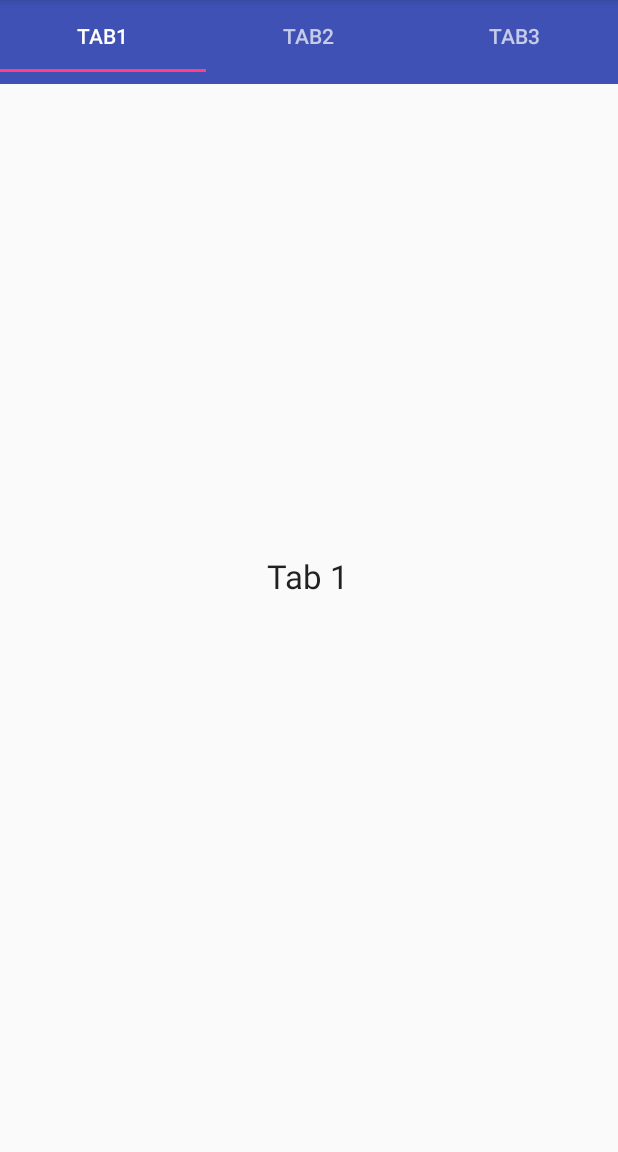
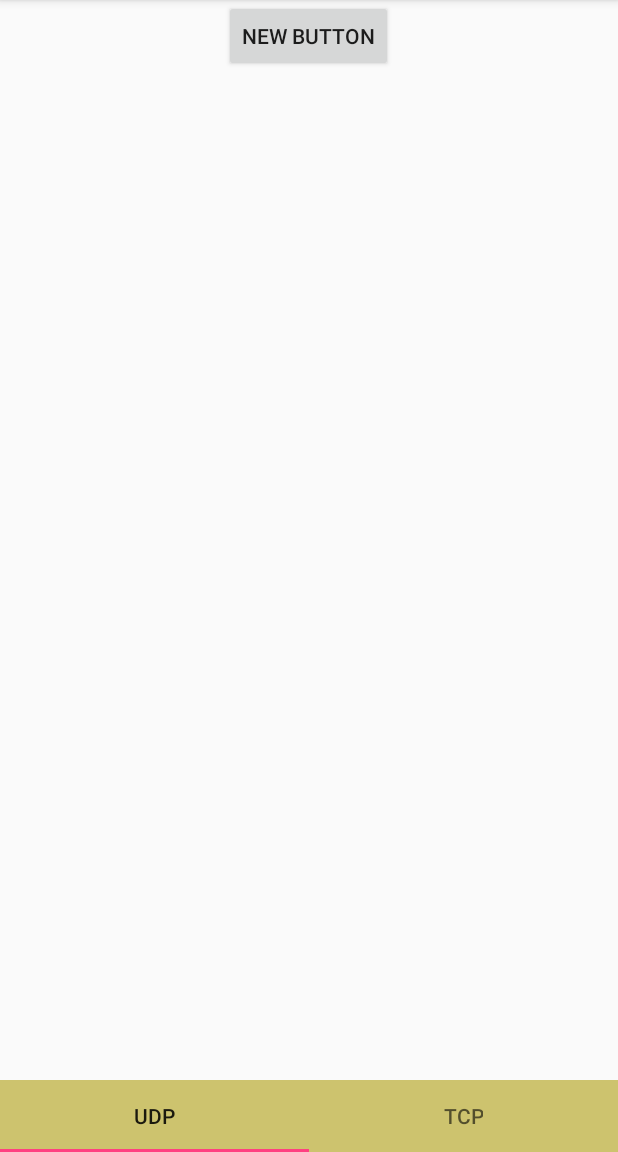
Before and after one commit to Liellison/ProjetoTalkRedes, an Android app: the screen it shows after launch (MainActivity), on a phone screen of 412 x 824 dp, the part 84-1236 px from its top. Run offline under Robolectric (Android 15) with nearby library versions, the phone set to English and light mode, and no system bars.

Commit message:
Versao 0.0.3.1 As tabs estao funcionando agora, porem ainda nao tem nada imprementado ainda

```diff
--- a/app/src/main/java/com/liellison/projetotalkredes/Tab2.java
+++ b/app/src/main/java/com/liellison/projetotalkredes/Fragment1.java
@@ -1,19 +1,23 @@
 package com.liellison.projetotalkredes;
 
+/**
+ * Created by liellison on 22/09/16.
+ */
+
 import android.os.Bundle;
+import android.support.annotation.Nullable;
 import android.support.v4.app.Fragment;
 import android.view.LayoutInflater;
 import android.view.View;
 import android.view.ViewGroup;
 
 /**
- * Created by liellison on 22/09/16.
+ * Created by filip on 8/21/2015.
  */
-
-public class Tab2 extends Fragment {
-
+public class Fragment1 extends Fragment {
+    @Nullable
     @Override
     public View onCreateView(LayoutInflater inflater, ViewGroup container, Bundle savedInstanceState) {
-        return inflater.inflate(R.layout.tab2, container, false);
+        return  inflater.inflate(R.layout.frag1,container,false);
     }
 }
--- a/app/src/main/java/com/liellison/projetotalkredes/Tab3.java
+++ b/app/src/main/java/com/liellison/projetotalkredes/Fragment2.java
@@ -1,19 +1,23 @@
 package com.liellison.projetotalkredes;
 
+/**
+ * Created by liellison on 22/09/16.
+ */
+
 import android.os.Bundle;
+import android.support.annotation.Nullable;
 import android.support.v4.app.Fragment;
 import android.view.LayoutInflater;
 import android.view.View;
 import android.view.ViewGroup;
 
 /**
- * Created by liellison on 22/09/16.
+ * Created by filip on 8/21/2015.
  */
-
-public class Tab3 extends Fragment {
-
+public class Fragment2 extends Fragment {
+    @Nullable
     @Override
     public View onCreateView(LayoutInflater inflater, ViewGroup container, Bundle savedInstanceState) {
-        return inflater.inflate(R.layout.tab3, container, false);
+        return  inflater.inflate(R.layout.frag2,container,false);
     }
 }
--- a/app/src/main/java/com/liellison/projetotalkredes/MainActivity.java
+++ b/app/src/main/java/com/liellison/projetotalkredes/MainActivity.java
@@ -1,50 +1,32 @@
 package com.liellison.projetotalkredes;
 
+import android.content.Context;
+import android.os.Bundle;
 import android.support.design.widget.TabLayout;
+import android.support.v4.app.Fragment;
+import android.support.v4.app.FragmentManager;
+import android.support.v4.app.FragmentPagerAdapter;
 import android.support.v4.view.ViewPager;
 import android.support.v7.app.AppCompatActivity;
-import android.os.Bundle;
-import android.support.v7.widget.Toolbar;
 
-public class MainActivity extends AppCompatActivity implements TabLayout.OnTabSelectedListener{
+public class MainActivity extends AppCompatActivity {
 
-    //This is our tablayout
-    private TabLayout tabLayout;
+    TabLayout tabLayout;
+    ViewPager viewPager;
 
-    //This is our viewPager
-    private ViewPager viewPager;
 
     @Override
     protected void onCreate(Bundle savedInstanceState) {
         super.onCreate(savedInstanceState);
         setContentView(R.layout.activity_main);
 
-        //Adding toolbar to the activity
-        Toolbar toolbar = (Toolbar) findViewById(R.id.toolbar);
-        setSupportActionBar(toolbar);
+        viewPager = (ViewPager) findViewById(R.id.viewPager);
+        viewPager.setAdapter(new CustomAdapter(getSupportFragmentManager(),getApplicationContext()));
 
-        //Initializing the tablayout
         tabLayout = (TabLayout) findViewById(R.id.tabLayout);
+        tabLayout.setupWithViewPager(viewPager);
 
-        //Adding the tabs using addTab() method
-        tabLayout.addTab(tabLayout.newTab().setText("Tab1"));
-        tabLayout.addTab(tabLayout.newTab().setText("Tab2"));
-        tabLayout.addTab(tabLayout.newTab().setText("Tab3"));
-        tabLayout.setTabGravity(TabLayout.GRAVITY_FILL);
-
-        //Initializing viewPager
-        viewPager = (ViewPager) findViewById(R.id.pager);
-
-        //Creating our pager adapter
-        Pager adapter = new Pager(getSupportFragmentManager(), tabLayout.getTabCount());
-
-        //Adding adapter to pager
-        viewPager.setAdapter(adapter);
-
-        //Adding onTabSelectedListener to swipe views
-        tabLayout.setOnTabSelectedListener(this);
-    }
-
+        tabLayout.setOnTabSelectedListener(new TabLayout.OnTabSelectedListener() {
             @Override
             public void onTabSelected(TabLayout.Tab tab) {
                 viewPager.setCurrentItem(tab.getPosition());
@@ -52,11 +34,46 @@ public class MainActivity extends AppCompatActivity implements TabLayout.OnTabSe
 
             @Override
             public void onTabUnselected(TabLayout.Tab tab) {
-
+                viewPager.setCurrentItem(tab.getPosition());
             }
 
             @Override
             public void onTabReselected(TabLayout.Tab tab) {
+                viewPager.setCurrentItem(tab.getPosition());
+            }
+        });
 
     }
+
+
+    private class CustomAdapter extends FragmentPagerAdapter {
+
+        private String fragments [] = {"UDP","TCP"};
+
+        public CustomAdapter(FragmentManager supportFragmentManager, Context applicationContext) {
+            super(supportFragmentManager);
         }
+
+        @Override
+        public Fragment getItem(int position) {
+            switch (position){
+                case 0:
+                    return new Fragment1();
+                case 1:
+                    return new Fragment2();
+                default:
+                    return null;
+            }
+        }
+
+        @Override
+        public int getCount() {
+            return fragments.length;
+        }
+
+        @Override
+        public CharSequence getPageTitle(int position) {
+            return fragments[position];
+        }
+    }
+}
--- a/app/src/main/java/com/liellison/projetotalkredes/Pager.java
+++ /dev/null
@@ -1,44 +0,0 @@
-package com.liellison.projetotalkredes;
-
-import android.support.v4.app.Fragment;
-import android.support.v4.app.FragmentManager;
-import android.support.v4.app.FragmentStatePagerAdapter;
-
-/**
- * Created by liellison on 22/09/16.
- */
-
-public class Pager extends FragmentStatePagerAdapter {
-
-    //integer to count number of tabs
-    int tabCount;
-
-    //Constructor to the class
-    public Pager(FragmentManager fm, int tabCount) {
-        super(fm);
-        //Initializing tab count
-        this.tabCount= tabCount;
-    }
-
-    //Overriding method getItem
-    @Override
-    public Fragment getItem(int position) {
-        //Returning the current tabs
-        switch (position) {
-            case 0:Tab1 tab1 = new Tab1();
-                return tab1;
-            case 1:Tab2 tab2 = new Tab2();
-                return tab2;
-            case 2:Tab3 tab3 = new Tab3();
-                return tab3;
-            default:
-                return null;
-        }
-    }
-
-    //Overriden method getCount to get the number of tabs
-    @Override
-    public int getCount() {
-        return tabCount;
-    }
-}
--- a/app/src/main/java/com/liellison/projetotalkredes/Tab1.java
+++ /dev/null
@@ -1,23 +0,0 @@
-package com.liellison.projetotalkredes;
-
-import android.os.Bundle;
-import android.support.v4.app.Fragment;
-import android.view.LayoutInflater;
-import android.view.View;
-import android.view.ViewGroup;
-
-/**
- * Created by liellison on 22/09/16.
- */
-
-public class Tab1 extends Fragment {
-
-    //Overriden method onCreateView
-    @Override
-    public View onCreateView(LayoutInflater inflater, ViewGroup container, Bundle savedInstanceState) {
-
-        //Returning the layout file after inflating
-        //Change R.layout.tab1 in you classes
-        return inflater.inflate(R.layout.tab1, container, false);
-    }
-}
--- a/app/src/main/res/layout/activity_main.xml
+++ b/app/src/main/res/layout/activity_main.xml
@@ -1,27 +1,28 @@
 <?xml version="1.0" encoding="utf-8"?>
 <RelativeLayout xmlns:android="http://schemas.android.com/apk/res/android"
-    android:orientation="vertical" android:layout_width="match_parent"
-    android:layout_height="match_parent">
+    xmlns:app="http://schemas.android.com/apk/res-auto"
+    android:layout_width="match_parent"
+    android:layout_height="match_parent"
+    android:orientation="vertical">
 
-    <android.support.v7.widget.Toolbar
-        android:id="@+id/toolbar"
+
+    <android.support.v4.view.ViewPager
+        android:layout_width="wrap_content"
+        android:layout_height="wrap_content"
+        android:id="@+id/viewPager"
+        android:layout_alignParentBottom="true"
+        android:layout_alignParentLeft="true"
+        android:layout_alignParentStart="true"
+        android:layout_marginBottom="58dp" />
+
+    <android.support.design.widget.TabLayout
         android:layout_width="match_parent"
         android:layout_height="wrap_content"
-        android:background="?attr/colorPrimary"
-        android:minHeight="?attr/actionBarSize"
-        android:theme="@style/ThemeOverlay.AppCompat.Dark.ActionBar"
-        />
-
-    <android.support.design.widget.TabLayout
         android:id="@+id/tabLayout"
-        android:layout_width="match_parent"
-        android:layout_height="wrap_content"
-        android:background="?attr/colorPrimary"
-        android:minHeight="?attr/actionBarSize"
-        android:theme="@style/ThemeOverlay.AppCompat.Dark.ActionBar"/>
-
-    <android.support.v4.view.ViewPager
-        android:id="@+id/pager"
-        android:layout_width="match_parent"
-        android:layout_height="fill_parent"/>
+        android:background="#cdc36e"
+        app:tabMode="fixed"
+        app:tabGravity="fill"
+        android:layout_alignParentBottom="true"
+        android:layout_alignParentLeft="true"
+        android:layout_alignParentStart="true" />
 </RelativeLayout>
--- /dev/null
+++ b/app/src/main/res/layout/frag1.xml
@@ -0,0 +1,12 @@
+<?xml version="1.0" encoding="utf-8"?>
+<LinearLayout xmlns:android="http://schemas.android.com/apk/res/android"
+    android:orientation="vertical" android:layout_width="match_parent"
+    android:layout_height="match_parent">
+
+    <Button
+        android:layout_width="wrap_content"
+        android:layout_height="wrap_content"
+        android:text="New Button"
+        android:id="@+id/button"
+        android:layout_gravity="center_horizontal" />
+</LinearLayout>
--- a/app/src/main/res/layout/tab1.xml
+++ /dev/null
@@ -1,15 +0,0 @@
-<?xml version="1.0" encoding="utf-8"?>
-<RelativeLayout xmlns:android="http://schemas.android.com/apk/res/android"
-    android:layout_width="match_parent"
-    android:layout_height="match_parent"
-    android:orientation="vertical">
-
-    <TextView
-        android:id="@+id/textView"
-        android:layout_width="wrap_content"
-        android:layout_height="wrap_content"
-        android:layout_centerInParent="true"
-        android:text="Tab 1"
-        android:textAppearance="?android:attr/textAppearanceLarge"/>
-
-</RelativeLayout>
--- a/app/src/main/res/values/strings.xml
+++ b/app/src/main/res/values/strings.xml
@@ -7,4 +7,5 @@
     <string name="naoTab">Nao clique</string>
     <string name="nada">Ops.. Voce nao devia estar aqui</string>
     <string name="one">One</string>
+    <string name="action_settings">Action Setting</string>
 </resources>
```
Also changed, not shown: app/src/main/res/layout/frag2.xml (added, +13 -0 lines), app/src/main/res/layout/tab2.xml (deleted, +0 -15 lines), app/src/main/res/layout/tab3.xml (deleted, +0 -15 lines), app/src/main/res/menu/menu_main.xml (added, +7 -0 lines). Lines whose indentation alone changed are shown as unchanged.
